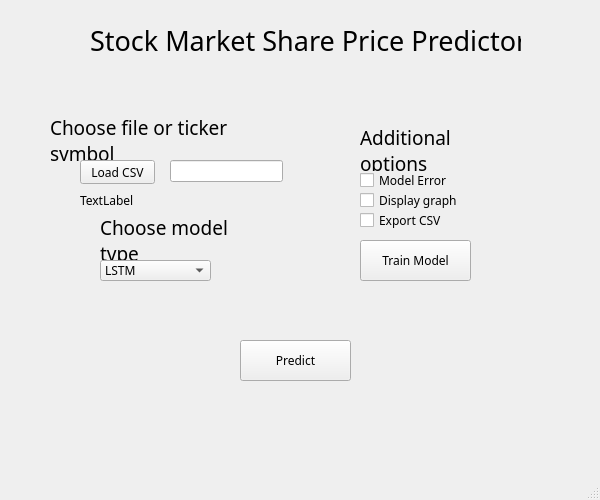
Qt form untitled.ui (21Tomi-polsl/ProjectPK4) before a commit.
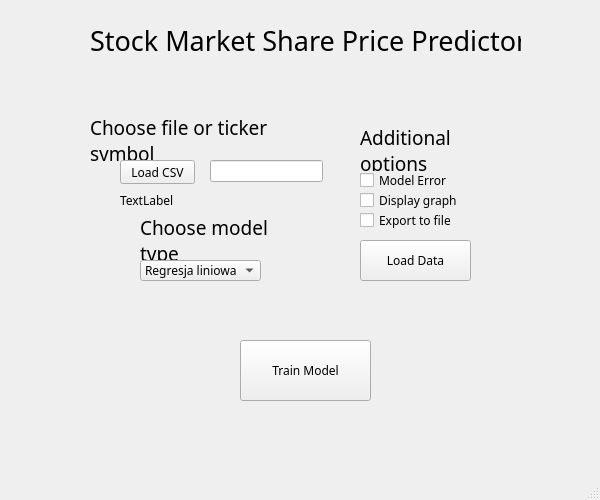
The same form after that commit.

Commit message: Changed ui layout, added comments, added error handler for ticker

What changed in the file:
```diff
--- a/untitled.ui
+++ b/untitled.ui
@@ -22,8 +22,8 @@
    <widget class="QPushButton" name="predict">
     <property name="geometry">
      <rect>
-      <x>240</x>
-      <y>340</y>
+      <x>360</x>
+      <y>240</y>
       <width>111</width>
       <height>41</height>
      </rect>
@@ -32,7 +32,7 @@
      <cursorShape>PointingHandCursor</cursorShape>
     </property>
     <property name="text">
-     <string>Predict</string>
+     <string>Load Data</string>
     </property>
    </widget>
    <widget class="QLabel" name="label">
@@ -85,10 +85,10 @@
    <widget class="QPushButton" name="trainModel">
     <property name="geometry">
      <rect>
-      <x>360</x>
-      <y>240</y>
-      <width>111</width>
-      <height>41</height>
+      <x>240</x>
+      <y>340</y>
+      <width>131</width>
+      <height>61</height>
      </rect>
     </property>
     <property name="cursor">
@@ -134,13 +134,13 @@
      </rect>
     </property>
     <property name="text">
-     <string>Export CSV</string>
+     <string>Export to file</string>
     </property>
    </widget>
    <widget class="QLabel" name="modelLabel">
     <property name="geometry">
      <rect>
-      <x>100</x>
+      <x>140</x>
       <y>220</y>
       <width>171</width>
       <height>41</height>
@@ -168,9 +168,9 @@
    <widget class="QComboBox" name="chooseModel">
     <property name="geometry">
      <rect>
-      <x>100</x>
+      <x>140</x>
       <y>260</y>
-      <width>111</width>
+      <width>121</width>
       <height>21</height>
      </rect>
     </property>
@@ -181,7 +181,7 @@
      <bool>false</bool>
     </property>
     <property name="currentText">
-     <string>LSTM</string>
+     <string>Regresja liniowa</string>
     </property>
     <property name="minimumContentsLength">
      <number>3</number>
@@ -189,11 +189,6 @@
     <property name="placeholderText">
      <string/>
     </property>
-    <item>
-     <property name="text">
-      <string>LSTM</string>
-     </property>
-    </item>
     <item>
      <property name="text">
       <string>Regresja liniowa</string>
@@ -208,7 +203,7 @@
    <widget class="QLabel" name="fileLabel">
     <property name="geometry">
      <rect>
-      <x>50</x>
+      <x>90</x>
       <y>120</y>
       <width>241</width>
       <height>41</height>
@@ -236,7 +231,7 @@
    <widget class="QPushButton" name="loadCSV">
     <property name="geometry">
      <rect>
-      <x>80</x>
+      <x>120</x>
       <y>160</y>
       <width>75</width>
       <height>24</height>
@@ -252,7 +247,7 @@
    <widget class="QLabel" name="fileName">
     <property name="geometry">
      <rect>
-      <x>80</x>
+      <x>120</x>
       <y>190</y>
       <width>71</width>
       <height>20</height>
@@ -265,7 +260,7 @@
    <widget class="QLineEdit" name="tickerEdit">
     <property name="geometry">
      <rect>
-      <x>170</x>
+      <x>210</x>
       <y>160</y>
       <width>113</width>
       <height>22</height>
```
Left out of the diff: 7 changed lines with no effect on the pictures. The commit also changes 2 other files.
